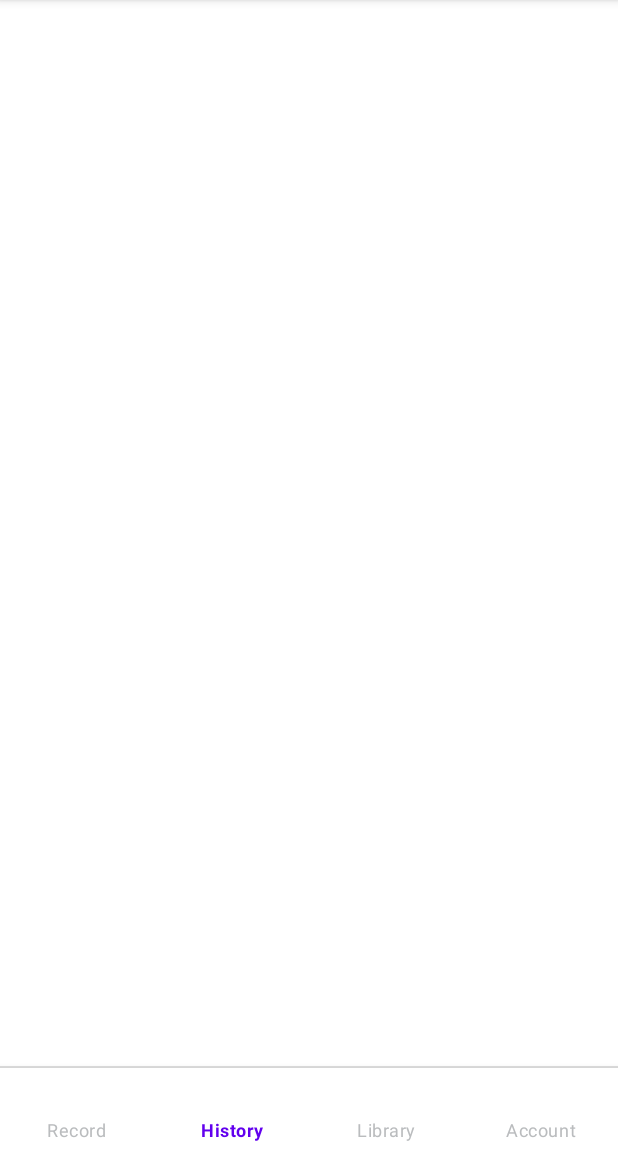
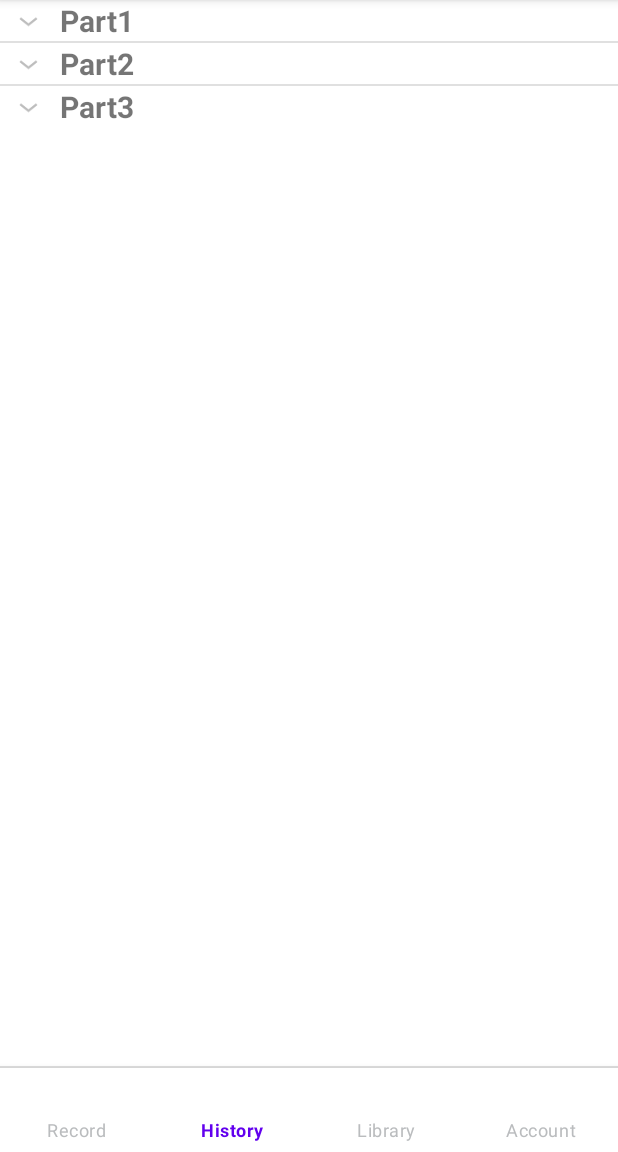
Before and after one commit to jonlai211/Wattson, an Android app: the screen it shows after launch (MainActivity), item 2 of the bottom bar chosen, on a phone screen of 412 x 824 dp, the part 84-1236 px from its top. Run offline under Robolectric (Android 15) with nearby library versions, the light colour scheme and no system bars.

Commit message:
fix: history detail errors

```diff
--- a/app/src/main/java/com/example/wattson/CustomExpandableListAdapter.java
+++ b/app/src/main/java/com/example/wattson/CustomExpandableListAdapter.java
@@ -29,7 +29,8 @@ public class CustomExpandableListAdapter extends BaseExpandableListAdapter {
 
     @Override
     public int getChildrenCount(int groupPosition) {
-        return this.listDataChild.get(this.listDataHeader.get(groupPosition)).size();
+        List<String> children = listDataChild.get(listDataHeader.get(groupPosition));
+        return (children != null) ? children.size() : 0;
     }
 
     @Override
--- a/app/src/main/java/com/example/wattson/HistoryFragment.java
+++ b/app/src/main/java/com/example/wattson/HistoryFragment.java
@@ -13,13 +13,18 @@ import androidx.fragment.app.Fragment;
 
 import java.io.File;
 import java.util.ArrayList;
+import java.util.Arrays;
+import java.util.Collections;
+import java.util.Comparator;
 import java.util.HashMap;
+import java.util.LinkedHashMap;
 import java.util.List;
+import java.util.TreeMap;
 
 public class HistoryFragment extends Fragment {
     private ExpandableListView expandableListView;
     private CustomExpandableListAdapter adapter;
-    private HashMap<String, List<String>> recordingsByPart;
+    private LinkedHashMap<String, List<String>> recordingsByPart;
 
     @Override
     public View onCreateView(LayoutInflater inflater, ViewGroup container, Bundle savedInstanceState) {
@@ -60,15 +65,24 @@ public class HistoryFragment extends Fragment {
 
     private void loadRecordings() {
         recordingsByPart = getRecordingsGroupedByPart();
-        adapter = new CustomExpandableListAdapter(getContext(), new ArrayList<>(recordingsByPart.keySet()), recordingsByPart);
+        List<String> listDataHeader = new ArrayList<>(Arrays.asList("Part1", "Part2", "Part3")); // Static headers to ensure order
+        HashMap<String, List<String>> listDataChild = new LinkedHashMap<>(); // Use LinkedHashMap to preserve the order
+
+        for (String part : listDataHeader) {
+            if (recordingsByPart.containsKey(part)) {
+                listDataChild.put(part, recordingsByPart.get(part));
+            }
+        }
+
+        adapter = new CustomExpandableListAdapter(getContext(), listDataHeader, listDataChild);
         expandableListView.setAdapter(adapter);
     }
 
-    public HashMap<String, List<String>> getRecordingsGroupedByPart() {
-        HashMap<String, List<String>> recordingsByPart = new HashMap<>();
+    private LinkedHashMap<String, List<String>> getRecordingsGroupedByPart() {
         Context context = getContext();
         assert context != null;
         File directory = context.getExternalFilesDir(null);
+        LinkedHashMap<String, List<String>> recordingsByPart = new LinkedHashMap<>();
         if (directory != null && directory.listFiles() != null) {
             for (File file : directory.listFiles()) {
                 String fileName = file.getName();
@@ -86,6 +100,10 @@ public class HistoryFragment extends Fragment {
                 }
             }
         }
+        for (List<String> recordings : recordingsByPart.values()) {
+            recordings.sort(Collections.reverseOrder());
+        }
+
         return recordingsByPart;
     }
 
```
